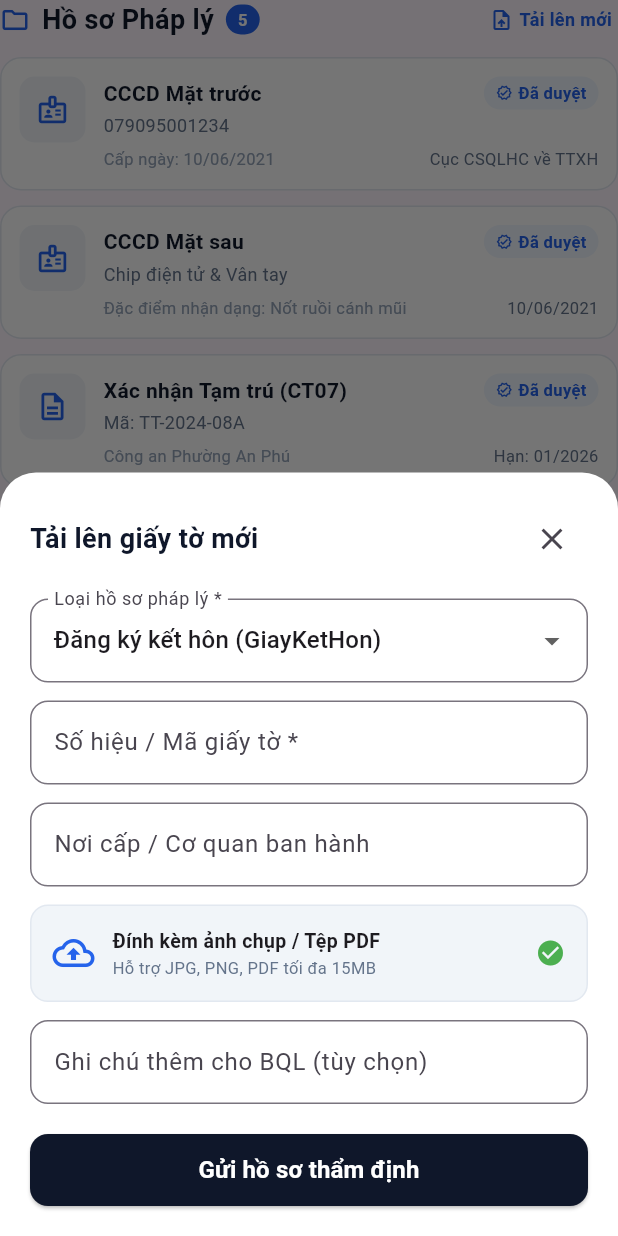
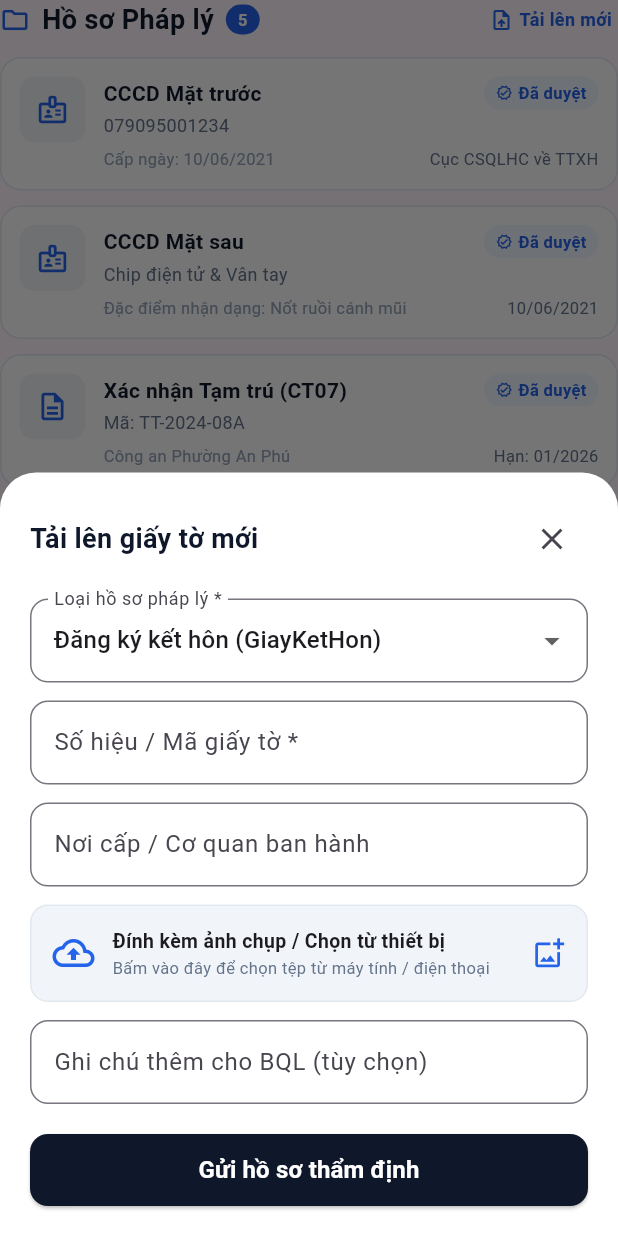
Before and after one commit to FrameDragonDude/SmartBuilding, a Flutter app: the LegalDocumentsSection widget shown alone on an empty page, opened directly, after a tap on "Tải lên mới", on a phone screen of 412 x 824 dp. Run offline on Flutter 3.47's test engine with Material 3 defaults, Android fonts, the phone set to English and light mode, and no system bars; our stand-ins replace dio, equatable, flutter_bloc, google_fonts, image_picker, logger and 2 more; accounts and stored records are empty; network calls fail.

Commit message:
feat(mobile): integrate image_picker for native browser and mobile photo selection

```diff
--- a/mobile/lib/presentation/screen/cu_dan_screen/widgets/legal_documents_section.dart
+++ b/mobile/lib/presentation/screen/cu_dan_screen/widgets/legal_documents_section.dart
@@ -1,4 +1,6 @@
+import 'dart:typed_data';
 import 'package:flutter/material.dart';
+import 'package:image_picker/image_picker.dart';
 import '../../../../configs/theme/app_color.dart';
 
 class LegalDocItemData {
@@ -430,6 +432,8 @@ class _LegalDocumentsSectionState extends State<LegalDocumentsSection> {
     final docNumberController = TextEditingController();
     final placeController = TextEditingController();
     final noteController = TextEditingController();
+    String? pickedFileName;
+    Uint8List? pickedFileBytes;
 
     showModalBottomSheet(
       context: context,
@@ -523,36 +527,90 @@ class _LegalDocumentsSectionState extends State<LegalDocumentsSection> {
                         ),
                       ),
                       const SizedBox(height: 12),
-                      Container(
+
+                      // Image / File Picker Button
+                      InkWell(
+                        onTap: () async {
+                          try {
+                            final picker = ImagePicker();
+                            final image = await picker.pickImage(source: ImageSource.gallery);
+                            if (image != null) {
+                              final bytes = await image.readAsBytes();
+                              setModalState(() {
+                                pickedFileName = image.name;
+                                pickedFileBytes = bytes;
+                              });
+                            }
+                          } catch (e) {
+                            ScaffoldMessenger.of(context).showSnackBar(
+                              SnackBar(content: Text('Lỗi chọn ảnh: $e')),
+                            );
+                          }
+                        },
+                        borderRadius: BorderRadius.circular(12),
+                        child: Container(
                           padding: const EdgeInsets.all(14),
                           decoration: BoxDecoration(
-                          border: Border.all(color: AppColors.cardBorder, style: BorderStyle.solid),
+                            border: Border.all(
+                              color: pickedFileName != null ? AppColors.secondary : AppColors.cardBorder,
+                              width: pickedFileName != null ? 1.5 : 1.0,
+                            ),
                             borderRadius: BorderRadius.circular(12),
-                          color: AppColors.lightSlateContainer,
+                            color: pickedFileName != null ? AppColors.lightBlueContainer : AppColors.lightSlateContainer,
                           ),
                           child: Row(
-                          children: const [
-                            Icon(Icons.cloud_upload_outlined, color: AppColors.secondary, size: 28),
-                            SizedBox(width: 12),
+                            children: [
+                              Icon(
+                                pickedFileName != null ? Icons.image_rounded : Icons.cloud_upload_outlined,
+                                color: AppColors.secondary,
+                                size: 28,
+                              ),
+                              const SizedBox(width: 12),
                               Expanded(
                                 child: Column(
                                   crossAxisAlignment: CrossAxisAlignment.start,
                                   children: [
                                     Text(
-                                    'Đính kèm ảnh chụp / Tệp PDF',
-                                    style: TextStyle(fontWeight: FontWeight.bold, fontSize: 13),
+                                      pickedFileName ?? 'Đính kèm ảnh chụp / Chọn từ thiết bị',
+                                      style: const TextStyle(fontWeight: FontWeight.bold, fontSize: 13),
+                                      overflow: TextOverflow.ellipsis,
                                     ),
                                     Text(
-                                    'Hỗ trợ JPG, PNG, PDF tối đa 15MB',
-                                    style: TextStyle(fontSize: 11, color: AppColors.textSecondary),
+                                      pickedFileName != null
+                                          ? 'Đã chọn ảnh • Bấm để chọn lại'
+                                          : 'Bấm vào đây để chọn tệp từ máy tính / điện thoại',
+                                      style: TextStyle(
+                                        fontSize: 11,
+                                        color: pickedFileName != null ? AppColors.secondary : AppColors.textSecondary,
+                                        fontWeight: pickedFileName != null ? FontWeight.w600 : FontWeight.normal,
+                                      ),
                                     ),
                                   ],
                                 ),
                               ),
-                            Icon(Icons.check_circle, color: Colors.green, size: 20),
+                              Icon(
+                                pickedFileName != null ? Icons.check_circle_rounded : Icons.add_photo_alternate_outlined,
+                                color: pickedFileName != null ? Colors.green : AppColors.secondary,
+                                size: 22,
+                              ),
                             ],
                           ),
                         ),
+                      ),
+
+                      if (pickedFileBytes != null) ...[
+                        const SizedBox(height: 10),
+                        ClipRRect(
+                          borderRadius: BorderRadius.circular(10),
+                          child: Image.memory(
+                            pickedFileBytes!,
+                            height: 130,
+                            width: double.infinity,
+                            fit: BoxFit.cover,
+                          ),
+                        ),
+                      ],
+
                       const SizedBox(height: 12),
                       TextFormField(
                         controller: noteController,
--- a/mobile/pubspec.yaml
+++ b/mobile/pubspec.yaml
@@ -41,6 +41,7 @@ dependencies:
   # The following adds the Cupertino Icons font to your application.
   # Use with the CupertinoIcons class for iOS style icons.
   cupertino_icons: ^1.0.8
+  image_picker: ^1.2.4
 
 dev_dependencies:
   flutter_test:
```
Also changed, not shown: mobile/lib/presentation/screen/khieu_nai_screen/khieu_nai_screen.dart (+46 -6 lines), mobile/pubspec.lock. Lines whose indentation alone changed are shown as unchanged.
